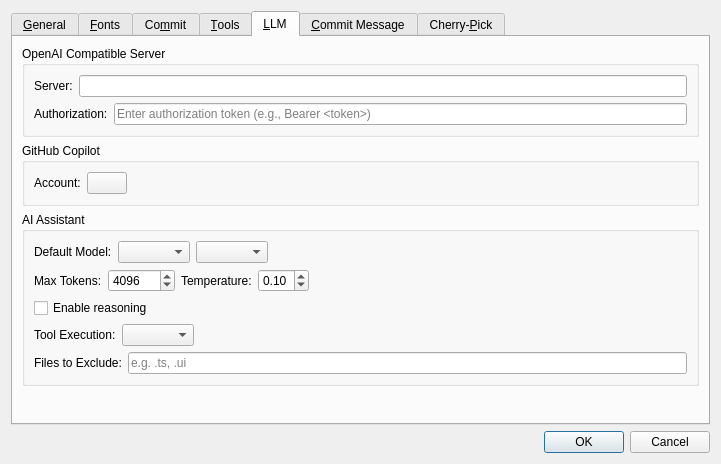
Before: the Qt Designer form qgitc/preferences.ui in timxx/qgitc, drawn with Qt 5.
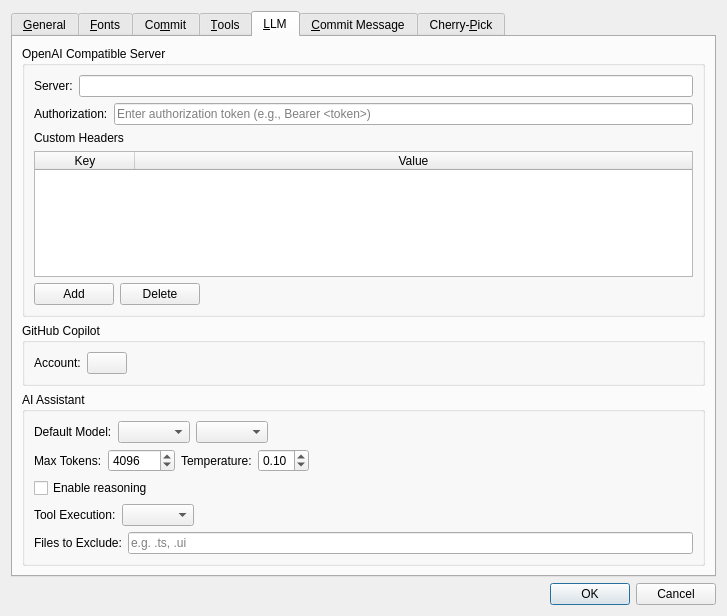
After: the same form once the commit is applied. Custom widgets are drawn as their Qt base class.

Commit message:
Add support for custom LLM HTTP headers in preferences
- Add UI for managing custom LLM headers in Preferences dialog
- Persist custom headers in settings and apply to LocalLLM requests
- Validate header input and warn on incomplete rows

The edit to the form file:
```diff
--- a/qgitc/preferences.ui
+++ b/qgitc/preferences.ui
@@ -6,8 +6,8 @@
    <rect>
     <x>0</x>
     <y>0</y>
-    <width>721</width>
-    <height>464</height>
+    <width>727</width>
+    <height>616</height>
    </rect>
   </property>
   <property name="windowTitle">
@@ -972,6 +972,76 @@
             </item>
            </layout>
           </item>
+          <item>
+           <widget class="QLabel" name="label_26">
+            <property name="text">
+             <string>Custom Headers</string>
+            </property>
+           </widget>
+          </item>
+          <item>
+           <widget class="QTableWidget" name="twCustomHeaders">
+            <property name="minimumSize">
+             <size>
+              <width>0</width>
+              <height>0</height>
+             </size>
+            </property>
+            <property name="selectionBehavior">
+             <enum>QAbstractItemView::SelectionBehavior::SelectRows</enum>
+            </property>
+            <property name="columnCount">
+             <number>2</number>
+            </property>
+            <attribute name="horizontalHeaderStretchLastSection">
+             <bool>true</bool>
+            </attribute>
+            <attribute name="verticalHeaderVisible">
+             <bool>false</bool>
+            </attribute>
+            <column>
+             <property name="text">
+              <string>Key</string>
+             </property>
+            </column>
+            <column>
+             <property name="text">
+              <string>Value</string>
+             </property>
+            </column>
+           </widget>
+          </item>
+          <item>
+           <layout class="QHBoxLayout" name="horizontalLayout_headerButtons">
+            <item>
+             <widget class="QPushButton" name="btnAddHeader">
+              <property name="text">
+               <string notr="true">Add</string>
+              </property>
+             </widget>
+            </item>
+            <item>
+             <widget class="QPushButton" name="btnRemoveHeader">
+              <property name="text">
+               <string notr="true">Delete</string>
+              </property>
+             </widget>
+            </item>
+            <item>
+             <spacer name="horizontalSpacer_headerButtons">
+              <property name="orientation">
+               <enum>Qt::Orientation::Horizontal</enum>
+              </property>
+              <property name="sizeHint" stdset="0">
+               <size>
+                <width>40</width>
+                <height>20</height>
+               </size>
+              </property>
+             </spacer>
+            </item>
+           </layout>
+          </item>
          </layout>
         </widget>
        </item>
```
The commit also changes 3 other files.
